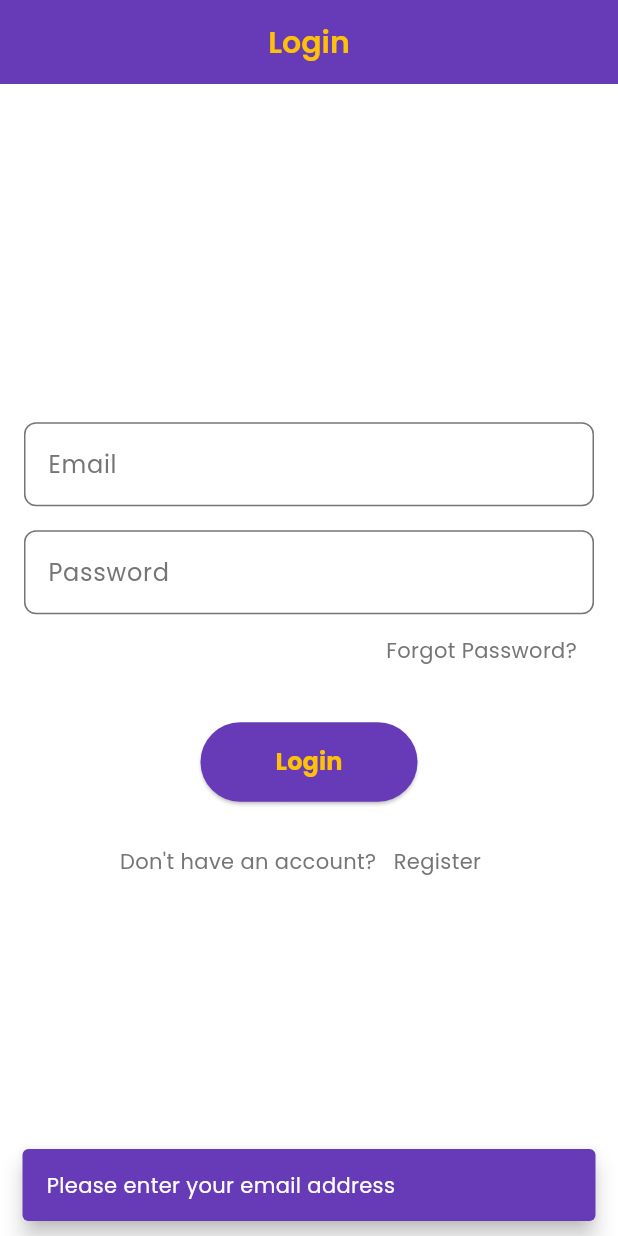
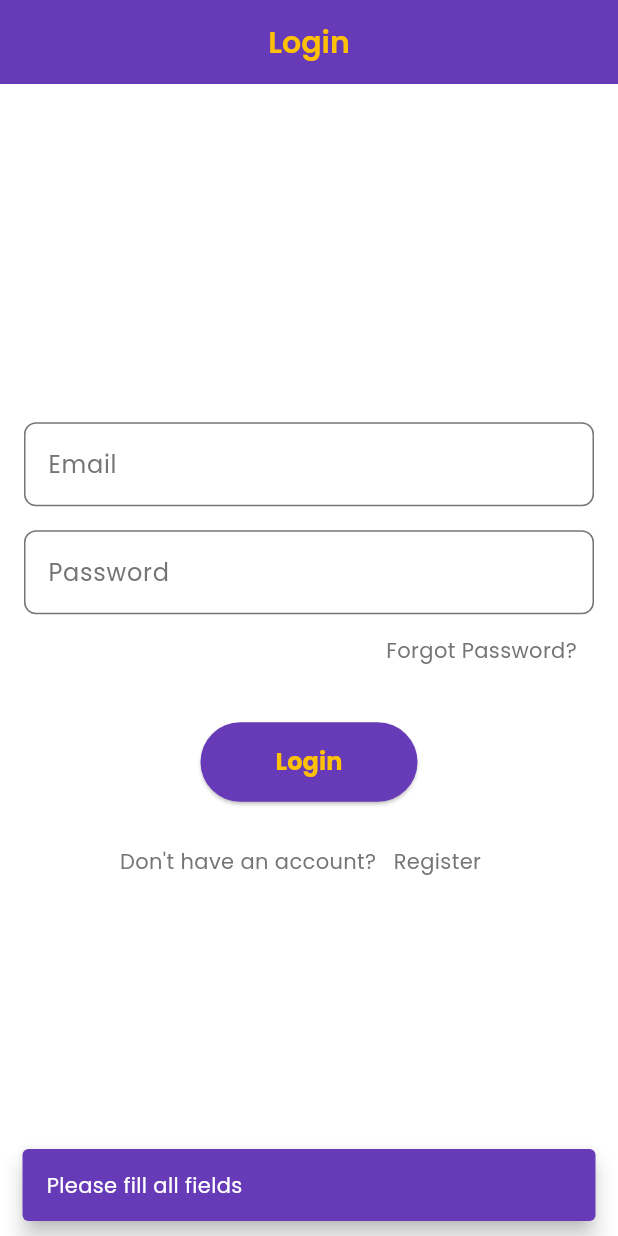
Before and after one commit to Sonu-Hansda/Acadly, a Flutter app: the screen it shows after launch, after a tap on "Login", on a phone screen of 412 x 824 dp. Run offline on Flutter 3.47's test engine with Material 3 defaults, Android fonts, the phone set to English and light mode, and no system bars; our stand-ins replace google_fonts.

Commit message:
Login signup

```diff
--- a/acadly/lib/app/auth/screens/login_screen.dart
+++ b/acadly/lib/app/auth/screens/login_screen.dart
@@ -13,6 +13,16 @@ class _LoginScreenState extends State<LoginScreen> {
 
   final TextEditingController emailController = TextEditingController();
   final TextEditingController passwordController = TextEditingController();
+  void _showSnackBar(String message) {
+    ScaffoldMessenger.of(context).showSnackBar(
+      SnackBar(
+        content: Text(message),
+        backgroundColor: AppColors.primary,
+        behavior: SnackBarBehavior.floating,
+      ),
+    );
+  }
+
 
   bool isLoading = false;
 
@@ -54,75 +64,40 @@ class _LoginScreenState extends State<LoginScreen> {
             ),
             const SizedBox(height: 24),
             ElevatedButton(
-              onPressed: isLoading? null :()async{
-                setState(() {
-                  isLoading=true;
-                });
-                if (emailController.text.isEmpty) {
-                  setState(() {
-                    isLoading = false;
-                  });
-                  ScaffoldMessenger.of(context).showSnackBar(
-                    const SnackBar(
-                      content: Text("Please enter your email address"),
-                      backgroundColor: AppColors.primary,
-                      behavior: SnackBarBehavior.floating,
-                    ),
-                  );
+              onPressed: isLoading ? null : () async {
+                setState(() => isLoading = true);
+
+                if (emailController.text.isEmpty || passwordController.text.isEmpty) {
+                  _showSnackBar("Please fill all fields");
+                  setState(() => isLoading = false);
                   return;
                 }
 
-                if (passwordController.text.isEmpty) {
-                  setState(() {
-                    isLoading = false;
-                  });
-                  ScaffoldMessenger.of(context).showSnackBar(
-                    const SnackBar(
-                      content: Text("Please enter your password"),
-                      backgroundColor: AppColors.primary,
-                      behavior: SnackBarBehavior.floating,
-                    ),
+                try {
+                  final res = await ApiService.login(
+                    emailController.text.trim(),
+                    passwordController.text.trim(),
                   );
-                  return;
-                }
-                try{
-                  final res = await ApiService.login(emailController.text.trim(), passwordController.text.trim());
-                  if( res['success']== true){
-                    ScaffoldMessenger.of(context).showSnackBar(
-                      const SnackBar(
-                        content: Text("Login Successful"),
-                        backgroundColor: AppColors.primary,
-                        behavior: SnackBarBehavior.floating,
-                      ),
-                    );
+
+                  if (!mounted) return;
+
+                  if (res['success'] == true) {
+                    _showSnackBar("Login Successful");
                     Navigator.pushReplacementNamed(context, '/home');
+                  } else {
+                    _showSnackBar(res['message'] ?? "Invalid email or password!");
                   }
-                  else{
-                    ScaffoldMessenger.of(context).showSnackBar(
-                        SnackBar(content: Text(res['message'] ?? "Invalid email or password !" ),
-                          backgroundColor: AppColors.primary,
-                          behavior: SnackBarBehavior.floating,),
-                    );
-                  }
-                } catch(e){
+                } catch (e) {
                   String errorMsg = "Something went wrong. Please try again.";
                   if (e.toString().contains("SocketException")) {
                     errorMsg = "No Internet connection. Please check your network.";
                   } else if (e.toString().contains("Timeout")) {
                     errorMsg = "Server is taking too long. Try again later.";
                   }
+                  _showSnackBar(errorMsg);
+                }
 
-                  ScaffoldMessenger.of(context).showSnackBar(
-                    SnackBar(
-                      content: Text(errorMsg),
-                      backgroundColor: AppColors.primary,
-                      behavior: SnackBarBehavior.floating,
-                    ),
-                  );
-                }
-                setState(() {
-                  isLoading = false;
-                });
+                setState(() => isLoading = false);
               },
               style: ElevatedButton.styleFrom(
                 backgroundColor: AppColors.primary,
@@ -143,7 +118,7 @@ class _LoginScreenState extends State<LoginScreen> {
                 Text("Don't have an account?"),
                 TextButton(
                   onPressed: () {
-                    Navigator.pushNamed(context, '/register');
+                    Navigator.pushReplacementNamed(context, '/register');
                   },
                   child: Text(
                     'Register',
--- a/acadly/pubspec.yaml
+++ b/acadly/pubspec.yaml
@@ -36,6 +36,7 @@ dependencies:
   cupertino_icons: ^1.0.8
   google_fonts: ^6.3.0
   http: ^1.2.2
+  device_info_plus: ^9.0.2
 
 dev_dependencies:
   flutter_test:
```
Also changed, not shown: acadly/lib/app/auth/screens/register_screen.dart (+66 -3 lines), acadly/lib/services/api_service.dart (+52 -5 lines), acadly/lib/services/config.dart (added, +14 -0 lines), acadly/pubspec.lock, 1 other file.
